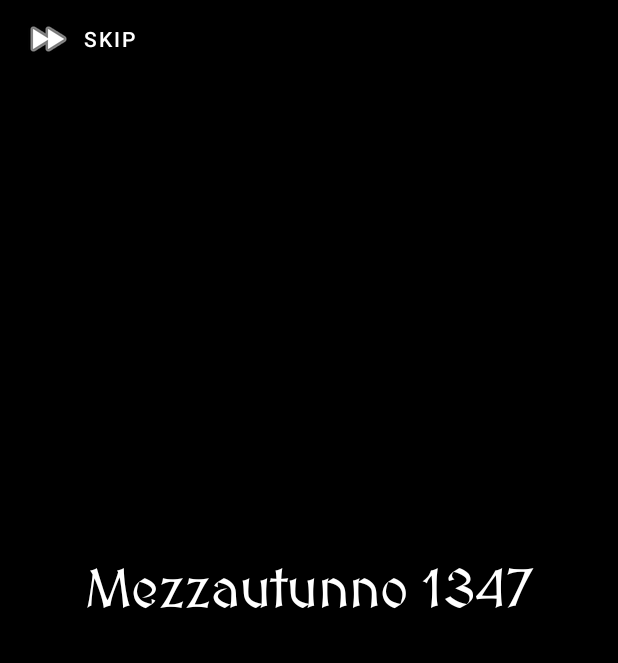
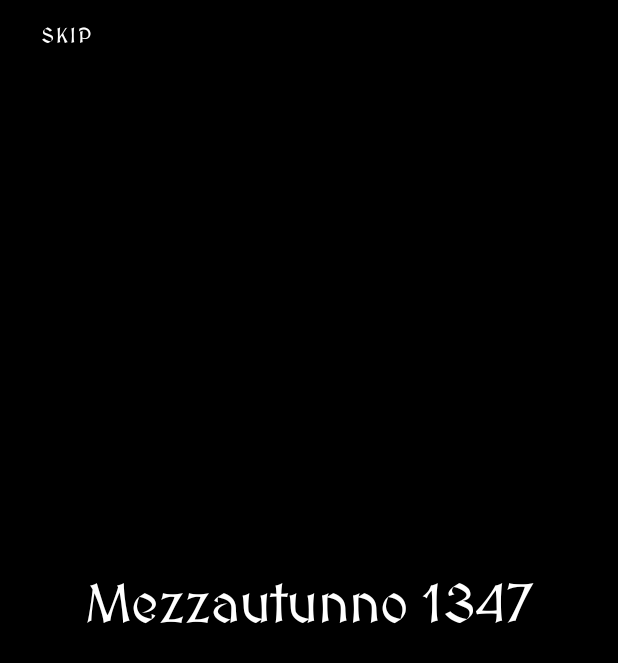
Before and after one commit to ZolloFrancesco/Pregaverso, an Android app: the screen it shows after launch (MainActivity), on a phone screen of 412 x 824 dp. Shown: the top 663 px of the screen. Run offline under Robolectric (Android 15) with nearby library versions, the phone set to English and light mode, and no system bars.

Commit message:
Alcune migliorie grafiche
- Francesco Zollo (17/12/2022)

```diff
--- a/app/src/main/res/layout/activity_main.xml
+++ b/app/src/main/res/layout/activity_main.xml
@@ -21,6 +21,7 @@
         android:layout_width="match_parent"
         android:layout_height="wrap_content"
         android:clickable="true"
+        android:padding="10sp"
         android:fontFamily="@font/medievalsharp"
         android:text="Mezzautunno 1347"
         android:textAlignment="center"
@@ -50,8 +51,7 @@
         android:layout_height="wrap_content"
         android:backgroundTint="@color/black"
         android:text="skip"
-        app:icon="@android:drawable/ic_media_ff"
-        app:iconTint="#FFFFFF"
+        android:fontFamily="@font/medievalsharp"
         android:textColor="@color/white"
         app:layout_constraintBottom_toBottomOf="@id/guidaSkip1"
         app:layout_constraintEnd_toStartOf="@id/guidaSkip2" />
@@ -63,7 +63,7 @@
         android:layout_width="0dp"
         android:layout_height="0dp"
         android:orientation="horizontal"
-        app:layout_constraintGuide_percent="0.55" />
+        app:layout_constraintGuide_percent="0.90" />
     <androidx.constraintlayout.widget.Guideline
         android:id="@+id/guidaBottone2"
         android:layout_width="0dp"
@@ -83,21 +83,17 @@
         android:layout_height="wrap_content"
         android:text="Inizia"
         android:textAlignment="center"
-        android:padding="20sp"
-
-        android:shadowColor="#000000"
-        android:shadowDx="8"
-        android:shadowDy="2"
-        android:shadowRadius="1.6"
+        android:padding="10sp"
         android:visibility="gone"
+        android:textStyle="bold"
         android:textAllCaps="true"
-        android:textColor="@android:color/white"
+        android:textColor="@color/black"
         android:fontFamily="@font/medievalsharp"
         android:textSize="35sp"
         android:clickable="true"
         app:layout_constraintBottom_toTopOf="@id/guidaBottone1"
         app:layout_constraintStart_toStartOf="@id/guidaBottone3"
         app:layout_constraintEnd_toStartOf="@id/guidaBottone2"
-        android:background="@drawable/bottoneprincipale"
+        android:background="@drawable/bottonegiallo"
         android:focusable="true" />
 </androidx.constraintlayout.widget.ConstraintLayout>
```
